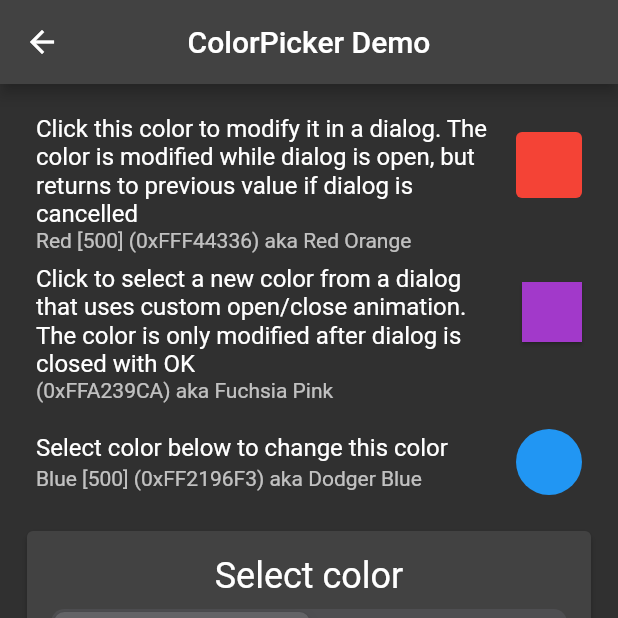
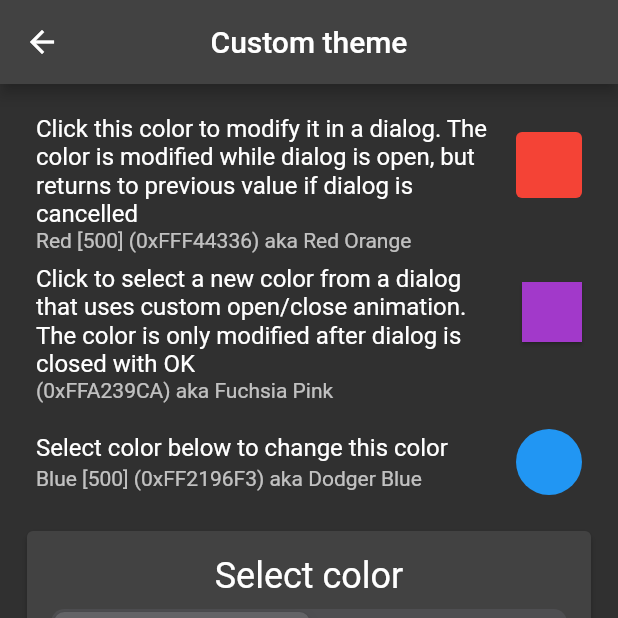
Before and after one commit to FlutterTeamOne/flutter_chat_app, a Flutter app: the ColorPickerPage screen opened by its route, after a tap on "Turn ON for dark mode", on a phone screen of 412 x 824 dp, the top half of it. Run offline on Flutter 3.47's test engine with Material 2 defaults, Android fonts, the phone set to English and light mode, and no system bars; our stand-ins replace bloc, blur, connectivity_plus, equatable, flutter_bloc, get_it and 7 more; missing offline and left inert: custom_pop_up_menu, grpc, protobuf, window_size; accounts and stored records are empty; statements that could not run were skipped.

Commit message:
add primaryColor for custom theme(don't work yet)

```diff
--- a/lib/main.dart
+++ b/lib/main.dart
@@ -5,7 +5,7 @@ import 'package:chat_app/modules/storage_manager/db_helper/user_path.dart';
 import 'package:chat_app/src/generated/grpc_lib/grpc_user_lib.dart';
 import 'package:chat_app/ui/auth/authorization_page.dart';
 import 'package:chat_app/ui/pages/custom_theme/color_picker_page.dart';
-import 'package:chat_app/ui/pages/custom_theme/custom_page.dart';
+import 'package:chat_app/ui/pages/custom_theme/custom_theme_page.dart';
 import 'package:chat_app/ui/pages/registration_page/registration_page.dart';
 import 'package:chat_app/ui/widgets/registration_page/bloc/new_user_bloc.dart';
 import 'package:path/path.dart';
@@ -77,7 +77,7 @@ class MyApp extends StatelessWidget {
           if (state.index == 6) {
             final ThemeData? theme = ThemeData(
               brightness: state.brightness,
-              primarySwatch: Colors.blueGrey,
+              primarySwatch: state.primaryColor,
               primaryColor: Colors.blueGrey,
               errorColor: Colors.redAccent.shade200,
               // backgroundColor: Colors.black45,
--- a/lib/modules/style_manager/bloc/change_theme_bloc/change_theme_bloc.dart
+++ b/lib/modules/style_manager/bloc/change_theme_bloc/change_theme_bloc.dart
@@ -13,6 +13,7 @@ class ChangeThemeBloc extends Bloc<ChangeThemeEvent, ChangeThemeState> {
   // static int initIndex = SavedTheme().initThemeIndex;
   ChangeThemeBloc()
       : super(ChangeThemeState(
+          primaryColor: Colors.blueGrey,
           brightness: Brightness.dark,
           theme: CustomThemes().themes[1],
           index: 1,
@@ -36,6 +37,6 @@ class ChangeThemeBloc extends Bloc<ChangeThemeEvent, ChangeThemeState> {
   FutureOr<void> _onSetCustomThemesEvent(
       SetCustomThemesEvent event, Emitter<ChangeThemeState> emit) {
     print(event.index);
-    emit(ChangeThemeState(index: event.index, brightness: event.brightness));
+    emit(ChangeThemeState(primaryColor: event.primaryColor,index: event.index, brightness: event.brightness));
   }
 }
--- a/lib/modules/style_manager/bloc/change_theme_bloc/change_theme_event.dart
+++ b/lib/modules/style_manager/bloc/change_theme_bloc/change_theme_event.dart
@@ -15,5 +15,6 @@ class SetThemeEvent extends ChangeThemeEvent {
 class SetCustomThemesEvent extends ChangeThemeEvent {
   final int index;
   final Brightness brightness;
-  SetCustomThemesEvent({required this.index, required this.brightness});
+  final Color primaryColor;
+  SetCustomThemesEvent({required this.index, required this.brightness, required Color this.primaryColor});
 }
--- a/lib/modules/style_manager/bloc/change_theme_bloc/change_theme_state.dart
+++ b/lib/modules/style_manager/bloc/change_theme_bloc/change_theme_state.dart
@@ -5,6 +5,7 @@ import 'package:flutter/material.dart';
 import '../../themes/custom_themes.dart';
 
 class ChangeThemeState {
+  final Color? primaryColor;
   final Brightness? brightness;
   final ThemeData? theme;
   final int? index;
@@ -26,6 +27,7 @@ class ChangeThemeState {
     Icons.dark_mode_outlined,
   ];
   ChangeThemeState({
+    this.primaryColor,
     this.brightness,
     this.theme,
     this.index,
--- a/lib/ui/pages/custom_theme/color_picker_page.dart
+++ b/lib/ui/pages/custom_theme/color_picker_page.dart
@@ -6,6 +6,7 @@ import 'package:flutter/material.dart';
 import 'package:flutter_bloc/flutter_bloc.dart';
 
 import '../../../modules/style_manager/bloc/change_theme_bloc/change_theme_bloc.dart';
+import '../../../modules/style_manager/bloc/change_theme_bloc/change_theme_state.dart';
 import '../../widgets/custom_theme/color_indicator.dart';
 import '../../widgets/custom_theme/color_tools.dart';
 import '../../widgets/custom_theme/flex_color_picker.dart';
@@ -61,10 +62,12 @@ class _ColorPickerPageState extends State<ColorPickerPage> {
 
   @override
   Widget build(BuildContext context) {
+    return BlocBuilder<ChangeThemeBloc, ChangeThemeState>(
+      builder: (context, state) {
         return Scaffold(
           appBar: AppBar(
             centerTitle: true,
-        title: const Text('ColorPicker Demo'),
+            title: const Text('Custom theme'),
           ),
           body: ListView(
             padding: const EdgeInsets.fromLTRB(8, 0, 8, 0),
@@ -200,9 +203,18 @@ class _ColorPickerPageState extends State<ColorPickerPage> {
                     child: ColorPicker(
                       // Use the screenPickerColor as start color.
                       color: screenPickerColor,
-                  // Update the screenPickerColor using the callback.
-                  onColorChanged: (Color color) =>
-                      setState(() => screenPickerColor = color),
+
+                      /// Update the screenPickerColor using the callback.
+                      onColorChanged: (Color color) {
+                        setState(() => screenPickerColor = color);
+                        context
+                            .read<ChangeThemeBloc>()
+                            .add(SetCustomThemesEvent(
+                              index: 6,
+                              primaryColor: color,
+                              brightness: state.brightness!,
+                            ));
+                      },
                       width: 44,
                       height: 44,
                       borderRadius: 22,
@@ -219,7 +231,7 @@ class _ColorPickerPageState extends State<ColorPickerPage> {
                 ),
               ),
 
-          // Theme mode toggle
+              /// Theme mode toggle
               SwitchListTile(
                 title: const Text('Turn ON for dark mode'),
                 subtitle: const Text('Turn OFF for light mode'),
@@ -229,15 +241,17 @@ class _ColorPickerPageState extends State<ColorPickerPage> {
                     isDark = value;
                     // widget.themeMode(isDark ? ThemeMode.dark : ThemeMode.light);
                   });
-              late var brightness = value ? Brightness.dark : Brightness.light;
+                  late var brightness =
+                      value ? Brightness.dark : Brightness.light;
                   // context.read<ChangeThemeBloc>().add(SetThemeEvent(index: 6));
-              context
-                  .read<ChangeThemeBloc>()
-                  .add(SetCustomThemesEvent(index: 6, brightness: brightness));
+                  context.read<ChangeThemeBloc>().add(
+                      SetCustomThemesEvent(index: 6, brightness: brightness, primaryColor: state.primaryColor!));
                 },
               )
             ],
           ),
+        );
+      },
     );
   }
 
--- a/lib/ui/pages/settings_page/settings_page.dart
+++ b/lib/ui/pages/settings_page/settings_page.dart
@@ -1,6 +1,6 @@
 import 'package:chat_app/modules/style_manager/bloc/change_theme_bloc/change_theme_bloc.dart';
 import 'package:chat_app/modules/style_manager/bloc/change_theme_bloc/change_theme_event.dart';
-import 'package:chat_app/ui/pages/custom_theme/custom_page.dart';
+import 'package:chat_app/ui/pages/custom_theme/custom_theme_page.dart';
 import 'package:flutter/material.dart';
 import 'package:flutter_bloc/flutter_bloc.dart';
 import '../../widgets/settings_page/theme_settings_widget.dart';
```
Also changed, not shown: lib/ui/pages/custom_theme/custom_theme_page.dart (renamed from lib/ui/pages/custom_theme/custom_page.dart). Lines whose indentation alone changed are shown as unchanged.
